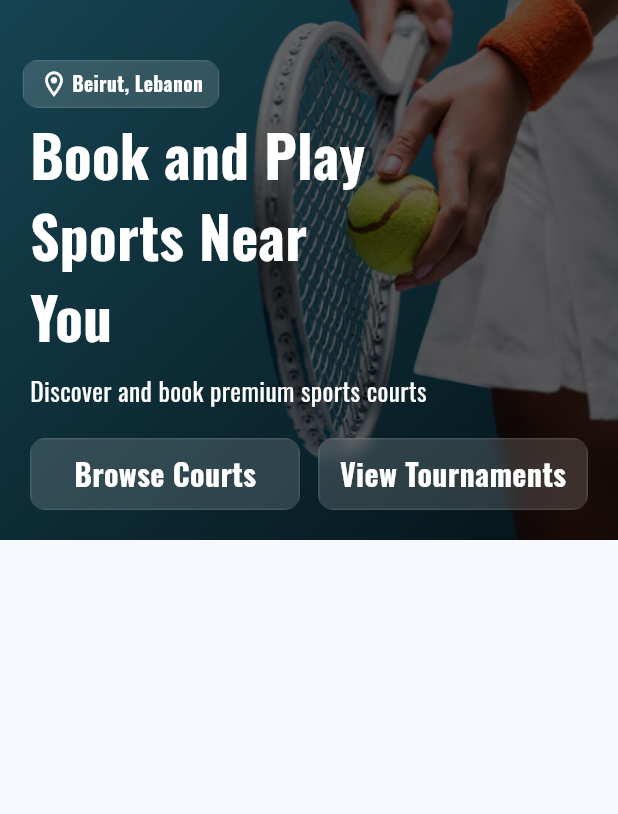
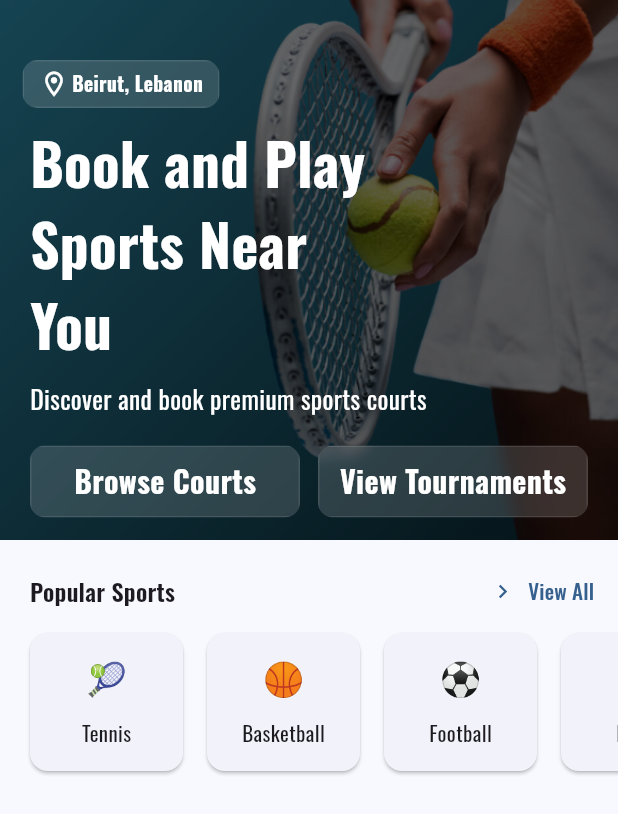
Before and after one commit to M-Zeineddine/riyada_frontend, a Flutter app: the HomePage screen opened by its route, on a phone screen of 412 x 824 dp. Shown: the top 814 px of the screen. Run offline on Flutter 3.47's test engine with Material 3 defaults, Android fonts, the light colour scheme and no system bars; our stand-ins replace flutter_riverpod, go_router, google_fonts.

Commit message:
added popular sports section

```diff
--- a/lib/app/features/home/application/home_provider.dart
+++ b/lib/app/features/home/application/home_provider.dart
@@ -33,3 +33,23 @@ final nearbyCourtsProvider = Provider<List<CourtModel>>((ref) {
     ),
   ];
 });
+
+final sportsProvider = Provider<List<Sport>>((ref) {
+  return const [
+    Sport(name: 'Tennis', iconAsset: '🎾'),
+    Sport(name: 'Basketball', iconAsset: '🏀'),
+    Sport(name: 'Football', iconAsset: '⚽'),
+    Sport(name: 'Padel', iconAsset: '🎾'),
+    Sport(name: 'Volleyball', iconAsset: '🏐'),
+    Sport(name: 'Badminton', iconAsset: '🏸'),
+    Sport(name: 'Table Tennis', iconAsset: '🏓'),
+    Sport(name: 'Handball', iconAsset: '🤾‍♂️'),
+  ];
+});
+
+class Sport {
+  final String name;
+  final String iconAsset; // can also use an IconData instead
+
+  const Sport({required this.name, required this.iconAsset});
+}
--- a/lib/app/features/home/presentation/home_page.dart
+++ b/lib/app/features/home/presentation/home_page.dart
@@ -2,8 +2,10 @@ import 'package:flutter_riverpod/flutter_riverpod.dart';
 import 'package:flutter/material.dart';
 import 'package:riyada_frontend/app/features/court/data/court_model.dart';
 import 'package:riyada_frontend/app/features/home/application/home_provider.dart';
+import 'package:riyada_frontend/app/features/home/presentation/widgets/hero_banner.dart';
+import 'package:riyada_frontend/app/features/home/presentation/widgets/sports_categories.dart';
+// import 'package:riyada_frontend/app/features/home/application/home_provider.dart';
 import 'package:riyada_frontend/app/features/user/application/user_provider.dart';
-import 'dart:ui';
 
 class HomePage extends ConsumerWidget {
   const HomePage({super.key});
@@ -11,7 +13,8 @@ class HomePage extends ConsumerWidget {
   @override
   Widget build(BuildContext context, WidgetRef ref) {
     final loggedUser = ref.watch(userProvider);
-    final nearbyCourts = ref.watch(nearbyCourtsProvider);
+    final sportsList = ref.watch(sportsProvider);
+    // final nearbyCourts = ref.watch(nearbyCourtsProvider);
 
     // Theming variables
     // final theme = Theme.of(context);
@@ -60,108 +63,11 @@ class HomePage extends ConsumerWidget {
             //     ],
             //   ),
             // ),
-            SizedBox(
-              height: 360,
-              width: double.infinity,
-              child: Stack(
-                fit: StackFit.expand,
-                children: [
-                  Image.asset(
-                    'assets/illustrations/home_hero2.png',
-                    fit: BoxFit.cover,
-                  ),
+            HeroBanner(loggedUser: loggedUser),
 
-                  // Opacity layer
-                  Container(color: Colors.black.withOpacity(0.6)),
+            SizedBox(height: 10),
 
-                  Positioned(
-                    top: 40,
-                    left: 15,
-                    child: GlassContainer(
-                      mainText: loggedUser.location,
-                      icon: Icons.location_on_outlined,
-                      backgroundColor: Colors.white,
-                      textColor: Colors.white,
-                      iconColor: Colors.white,
-                      fontWeight: FontWeight.bold,
-                      fontSize: 13,
-                      iconSize: 20,
-                      height: 32,
-                    ),
-                  ),
-
-                  // Text or content on top
-                  Positioned(
-                    left: 20,
-                    bottom: 20,
-                    right: 20,
-                    child: Column(
-                      crossAxisAlignment: CrossAxisAlignment.start,
-                      children: [
-                        SizedBox(
-                          width: 240,
-                          child: Text(
-                            'Book and Play Sports Near You',
-                            style: TextStyle(
-                              color: Colors.white,
-                              fontSize: 38,
-                              fontWeight: FontWeight.bold,
-                            ),
-                          ),
-                        ),
-
-                        SizedBox(height: 10),
-
-                        Text(
-                          'Discover and book premium sports courts',
-                          style: TextStyle(
-                            color: Colors.white,
-                            fontSize: 17,
-                            // fontWeight: FontWeight.bold,
-                          ),
-                        ),
-
-                        SizedBox(height: 20),
-
-                        Row(
-                          children: [
-                            Expanded(
-                              child: GlassContainer(
-                                mainText: 'Browse Courts',
-                                backgroundColor: Colors.white,
-                                textColor: Colors.white,
-                                iconColor: Colors.white,
-                                fontSize: 20,
-                                height: 48,
-                                onTap: () {
-                                  print("Route to courts");
-                                },
-                              ),
-                            ),
-                            SizedBox(width: 12),
-                            Expanded(
-                              child: GlassContainer(
-                                mainText: 'View Tournaments',
-                                backgroundColor: Colors.white,
-                                textColor: Colors.white,
-                                iconColor: Colors.white,
-                                fontSize: 20,
-                                height: 48,
-                                onTap: () {
-                                  print("Route to tournaments");
-                                },
-                              ),
-                            ),
-                          ],
-                        ),
-                      ],
-                    ),
-                  ),
-                ],
-              ),
-            ),
-
-            SizedBox(height: 20),
+            SportsCategories(sportsList: sportsList),
           ],
         ),
       ),
@@ -198,77 +104,3 @@ class CourtBox extends StatelessWidget {
     );
   }
 }
-
-class GlassContainer extends StatelessWidget {
-  final String mainText;
-  final IconData? icon;
-  final double? width;
-  final double? height;
-  final Color? backgroundColor;
-  final Color? iconColor;
-  final Color? textColor;
-  final double? fontSize;
-  final double? iconSize;
-  final FontWeight? fontWeight;
-  final VoidCallback? onTap;
-
-  const GlassContainer({
-    super.key,
-    required this.mainText,
-    this.icon,
-    this.width,
-    this.height,
-    this.backgroundColor,
-    this.iconColor,
-    this.textColor,
-    this.fontSize,
-    this.fontWeight,
-    this.iconSize,
-    this.onTap,
-  });
-
-  @override
-  Widget build(BuildContext context) {
-    return InkWell(
-      onTap: onTap,
-      child: ClipRRect(
-        borderRadius: BorderRadius.circular(10),
-        child: BackdropFilter(
-          filter: ImageFilter.blur(sigmaX: 5.0, sigmaY: 5.0),
-          child: Container(
-            alignment: Alignment.center,
-            width: width,
-            height: height,
-            decoration: BoxDecoration(
-              color: backgroundColor?.withOpacity(0.15),
-              border: Border.all(color: Colors.white.withOpacity(0.1)),
-            ),
-
-            child: Padding(
-              padding: const EdgeInsets.fromLTRB(10, 0, 10, 0),
-              child: Row(
-                mainAxisSize: MainAxisSize.min,
-                crossAxisAlignment: CrossAxisAlignment.center,
-                children: [
-                  if (icon != null) ...[
-                    Icon(icon, color: Colors.white, size: iconSize),
-                    const SizedBox(width: 2),
-                  ],
-
-                  Text(
-                    mainText,
-                    style: TextStyle(
-                      color: Colors.white,
-                      fontSize: fontSize,
-                      fontWeight: FontWeight.bold,
-                    ),
-                  ),
-                ],
-              ),
-            ),
-          ),
-        ),
-      ),
-    );
-  }
-}
--- /dev/null
+++ b/lib/app/features/home/presentation/widgets/glass_container.dart
@@ -0,0 +1,77 @@
+import 'dart:ui';
+
+import 'package:flutter/material.dart';
+
+class GlassContainer extends StatelessWidget {
+  final String mainText;
+  final IconData? icon;
+  final double? width;
+  final double? height;
+  final Color? backgroundColor;
+  final Color? iconColor;
+  final Color? textColor;
+  final double? fontSize;
+  final double? iconSize;
+  final FontWeight? fontWeight;
+  final VoidCallback? onTap;
+
+  const GlassContainer({
+    super.key,
+    required this.mainText,
+    this.icon,
+    this.width,
+    this.height,
+    this.backgroundColor,
+    this.iconColor,
+    this.textColor,
+    this.fontSize,
+    this.fontWeight,
+    this.iconSize,
+    this.onTap,
+  });
+
+  @override
+  Widget build(BuildContext context) {
+    return InkWell(
+      onTap: onTap,
+      child: ClipRRect(
+        borderRadius: BorderRadius.circular(10),
+        child: BackdropFilter(
+          filter: ImageFilter.blur(sigmaX: 5.0, sigmaY: 5.0),
+          child: Container(
+            alignment: Alignment.center,
+            width: width,
+            height: height,
+            decoration: BoxDecoration(
+              color: backgroundColor?.withOpacity(0.15),
+              border: Border.all(color: Colors.white.withOpacity(0.1)),
+            ),
+
+            child: Padding(
+              padding: const EdgeInsets.fromLTRB(10, 0, 10, 0),
+              child: Row(
+                mainAxisSize: MainAxisSize.min,
+                crossAxisAlignment: CrossAxisAlignment.center,
+                children: [
+                  if (icon != null) ...[
+                    Icon(icon, color: Colors.white, size: iconSize),
+                    const SizedBox(width: 2),
+                  ],
+
+                  Text(
+                    mainText,
+                    style: TextStyle(
+                      color: Colors.white,
+                      fontSize: fontSize,
+                      fontWeight: FontWeight.bold,
+                    ),
+                  ),
+                ],
+              ),
+            ),
+          ),
+        ),
+      ),
+    );
+  }
+}
--- /dev/null
+++ b/lib/app/features/home/presentation/widgets/hero_banner.dart
@@ -0,0 +1,107 @@
+import 'package:flutter/material.dart';
+import 'package:riyada_frontend/app/features/home/presentation/widgets/glass_container.dart';
+import 'package:riyada_frontend/app/features/user/data/user_model.dart';
+
+class HeroBanner extends StatelessWidget {
+  final UserModel loggedUser;
+  const HeroBanner({super.key, required this.loggedUser});
+
+  @override
+  Widget build(BuildContext context) {
+    return SizedBox(
+      height: 360,
+      width: double.infinity,
+      child: Stack(
+        fit: StackFit.expand,
+        children: [
+          Image.asset('assets/illustrations/home_hero2.png', fit: BoxFit.cover),
+
+          Container(color: Colors.black.withOpacity(0.6)),
+
+          Positioned(
+            top: 40,
+            left: 15,
+            child: GlassContainer(
+              mainText: loggedUser.location,
+              icon: Icons.location_on_outlined,
+              backgroundColor: Colors.white,
+              textColor: Colors.white,
+              iconColor: Colors.white,
+              fontWeight: FontWeight.bold,
+              fontSize: 13,
+              iconSize: 20,
+              height: 32,
+            ),
+          ),
+
+          Positioned(
+            left: 20,
+            bottom: 15,
+            right: 20,
+            child: Column(
+              crossAxisAlignment: CrossAxisAlignment.start,
+              children: [
+                SizedBox(
+                  width: 240,
+                  child: Text(
+                    'Book and Play Sports Near You',
+                    style: TextStyle(
+                      color: Colors.white,
+                      fontSize: 38,
+                      fontWeight: FontWeight.bold,
+                    ),
+                  ),
+                ),
+
+                SizedBox(height: 10),
+
+                Text(
+                  'Discover and book premium sports courts',
+                  style: TextStyle(
+                    color: Colors.white,
+                    fontSize: 17,
+                    // fontWeight: FontWeight.bold,
+                  ),
+                ),
+
+                SizedBox(height: 20),
+
+                Row(
+                  children: [
+                    Expanded(
+                      child: GlassContainer(
+                        mainText: 'Browse Courts',
+                        backgroundColor: Colors.white,
+                        textColor: Colors.white,
+                        iconColor: Colors.white,
+                        fontSize: 20,
+                        height: 48,
+                        onTap: () {
+                          print("Route to courts");
+                        },
+                      ),
+                    ),
+                    SizedBox(width: 12),
+                    Expanded(
+                      child: GlassContainer(
+                        mainText: 'View Tournaments',
+                        backgroundColor: Colors.white,
+                        textColor: Colors.white,
+                        iconColor: Colors.white,
+                        fontSize: 20,
+                        height: 48,
+                        onTap: () {
+                          print("Route to tournaments");
+                        },
+                      ),
+                    ),
+                  ],
+                ),
+              ],
+            ),
+          ),
+        ],
+      ),
+    );
+  }
+}
--- /dev/null
+++ b/lib/app/features/home/presentation/widgets/sport_card.dart
@@ -0,0 +1,35 @@
+import 'package:flutter/material.dart';
+import 'package:riyada_frontend/app/features/home/application/home_provider.dart';
+
+class SportCard extends StatelessWidget {
+  final Sport sport;
+  final VoidCallback? onTap;
+  const SportCard({super.key, required this.sport, this.onTap});
+
+  @override
+  Widget build(BuildContext context) {
+    return ClipRRect(
+      borderRadius: BorderRadius.circular(16),
+      child: InkWell(
+        onTap: onTap,
+        child: ClipRRect(
+          child: SizedBox(
+            width: 110,
+            child: Card(
+              child: Center(
+                child: Column(
+                  mainAxisAlignment: MainAxisAlignment.center,
+                  children: [
+                    Text(sport.iconAsset, style: TextStyle(fontSize: 22)),
+                    SizedBox(height: 10),
+                    Text(sport.name),
+                  ],
+                ),
+              ),
+            ),
+          ),
+        ),
+      ),
+    );
+  }
+}
--- /dev/null
+++ b/lib/app/features/home/presentation/widgets/sports_categories.dart
@@ -0,0 +1,50 @@
+import 'package:flutter/material.dart';
+import 'package:go_router/go_router.dart';
+import 'package:riyada_frontend/app/features/home/application/home_provider.dart';
+import 'package:riyada_frontend/app/features/home/presentation/widgets/sport_card.dart';
+
+class SportsCategories extends StatelessWidget {
+  final List<Sport> sportsList;
+  const SportsCategories({super.key, required this.sportsList});
+
+  @override
+  Widget build(BuildContext context) {
+    return Column(
+      crossAxisAlignment: CrossAxisAlignment.start,
+      children: [
+        Padding(
+          padding: const EdgeInsets.fromLTRB(20, 0, 0, 0),
+          child: Row(
+            children: [
+              Text(
+                "Popular Sports",
+                style: Theme.of(
+                  context,
+                ).textTheme.titleMedium?.copyWith(fontWeight: FontWeight.w600),
+              ),
+              const Spacer(),
+              TextButton.icon(
+                onPressed: () {},
+                label: const Text('View All'),
+                icon: const Icon(Icons.chevron_right),
+              ),
+            ],
+          ),
+        ),
+        SizedBox(
+          height: 100,
+          child: ListView.separated(
+            scrollDirection: Axis.horizontal,
+            padding: const EdgeInsets.only(left: 16),
+            itemCount: sportsList.length,
+            separatorBuilder: (_, __) => const SizedBox(width: 8),
+            itemBuilder: (context, index) => SportCard(
+              sport: sportsList[index],
+              onTap: () => context.push('/sport/${sportsList[index].name}'),
+            ),
+          ),
+        ),
+      ],
+    );
+  }
+}
```
